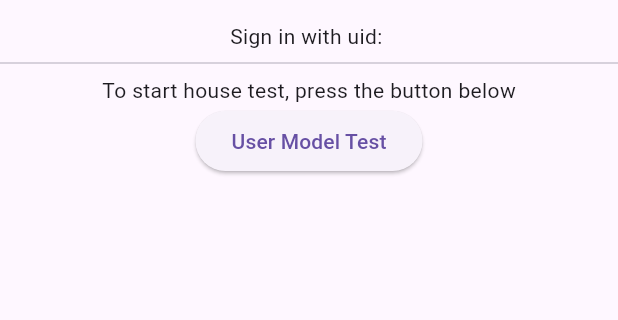
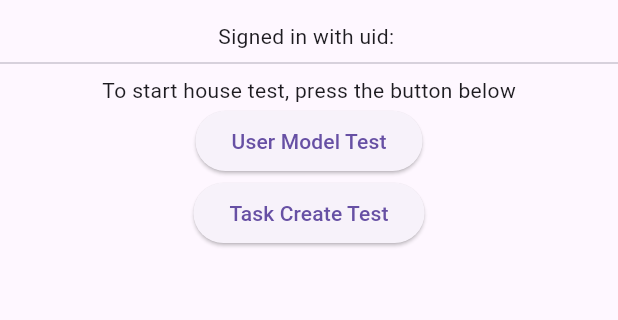
Before and after one commit to withcenterdev5/model_house, a Flutter app: the screen it shows once a user with an empty profile is signed in, on a phone screen of 412 x 824 dp, the part 63-383 px from its top. Run offline on Flutter 3.47's test engine with Material 3 defaults, Android fonts, the phone set to English and light mode, and no system bars; our stand-ins replace cloud_firestore, firebase_auth, firebase_core, firebase_ui_firestore, go_router, rxdart; missing offline and left inert: date_picker_v2, devicelocale, memory_cache; accounts and stored records are empty; generated files the repository leaves out were written again.

Commit message:
adding test report. workign on task

```diff
--- a/lib/house_test/widgets/house_test.screen.dart
+++ b/lib/house_test/widgets/house_test.screen.dart
@@ -1,4 +1,5 @@
 import 'package:flutter/material.dart';
+import 'package:model_house/house_test/house_test_helper.functions.dart';
 import 'package:model_house/model_house.dart';
 
 class HouseTestScreen extends StatefulWidget {
@@ -16,13 +17,12 @@ class _HouseTestScreenState extends State<HouseTestScreen> {
       appBar: AppBar(
         title: const Text('House Test'),
       ),
-      body: Column(
+      body: AuthState(
+        builder: (user) => user == null
+            ? const Text('Sign in to test')
+            : Column(
                 children: [
-          AuthState(
-            builder: (user) => user == null
-                ? const Text('Not signed In')
-                : Text('Sign in with uid: ${user.uid}'),
-          ),
+                  Text('Signed in with uid: ${user.uid}'),
                   const Divider(),
                   const Text("To start house test, press the button below"),
                   ElevatedButton(
@@ -31,8 +31,23 @@ class _HouseTestScreenState extends State<HouseTestScreen> {
                     },
                     child: const Text('User Model Test'),
                   ),
+                  ElevatedButton(
+                    onPressed: testTaskCreate,
+                    child: const Text('Task Create Test'),
+                  ),
                 ],
+              ),
       ),
     );
   }
+
+  void testTaskCreate() async {
+    testStart('Task Create Test');
+
+    final created = await Task.create(title: 'fisrt task');
+
+    isTrue(created.title == 'fisrt task', 'title is not correct');
+
+    testReport();
   }
+}
--- a/lib/model_house.dart
+++ b/lib/model_house.dart
@@ -15,6 +15,11 @@ export './translation/translation.service.dart';
 export './translation/translation.texts.dart';
 
 export './user/screens/user.profile_update.screen.dart';
+
+export './todo/task.dart';
+export './todo/task.service.dart';
+export './todo/widgets/task.list_view.dart';
+
 export './user/user.dart';
 export './user/user.defines.dart';
 export './user/user.service.dart';
--- a/lib/todo/task.dart
+++ b/lib/todo/task.dart
@@ -1,4 +1,5 @@
 import 'package:cloud_firestore/cloud_firestore.dart';
+import 'package:model_house/todo/task.service.dart';
 
 /// To-do entity class
 ///
@@ -7,27 +8,52 @@ import 'package:cloud_firestore/cloud_firestore.dart';
 /// served by [TaskService].
 ///
 class Task {
-  final CollectionReference col =
-      FirebaseFirestore.instance.collection('todo-tasks');
+  final CollectionReference col = TaskService.instance.col;
 
-  String? title;
-  bool completed;
+  String id;
+  String title;
+  String? content;
+  DateTime createdAt;
 
   Task({
-    this.title,
-    this.completed = false,
+    required this.id,
+    required this.title,
+    this.content,
+    required this.createdAt,
   });
 
-  Task.fromJson(Map<String, dynamic> json)
-      : title = json['title'],
-        completed = json['completed'];
+  factory Task.fromSnapshot(DocumentSnapshot<Object?> snapshot) {
+    return Task.fromJson(snapshot.data() as Map<String, dynamic>, snapshot.id);
+  }
 
-  Map<String, dynamic> toJson() => {
-        'title': title,
-        'completed': completed,
-      };
+  factory Task.fromJson(Map<String, dynamic> json, String id) {
+    return Task(
+      id: id,
+      title: json['title'],
+      content: json['content'],
+      createdAt: (json['createdAt'] as Timestamp).toDate(),
+    );
+  }
 
-  create() {}
+  static Future<Task?> get(String id) async {
+    final snapshot = await TaskService.instance.col.doc(id).get();
+    if (snapshot.exists) {
+      return Task.fromSnapshot(snapshot);
+    }
+    return null;
+  }
+
+  static Future<Task> create({
+    required String title,
+    String? content,
+  }) async {
+    final createdRef = await TaskService.instance.col.add({
+      'title': title,
+      if (content != null) 'content': content,
+      'createdAt': FieldValue.serverTimestamp(),
+    });
+    return (await get(createdRef.id))!;
+  }
 
   update() {}
 
--- a/lib/todo/task.service.dart
+++ b/lib/todo/task.service.dart
@@ -1,6 +1,10 @@
+import 'package:cloud_firestore/cloud_firestore.dart';
+
 class TaskService {
   static TaskService? _instance;
   static TaskService get instance => _instance ??= TaskService._();
 
   TaskService._();
+
+  CollectionReference col = FirebaseFirestore.instance.collection('todo-task');
 }
```
Also changed, not shown: lib/house_test/house_test_helper.functions.dart (added, +31 -0 lines), 4 other files. Lines whose indentation alone changed are shown as unchanged.
